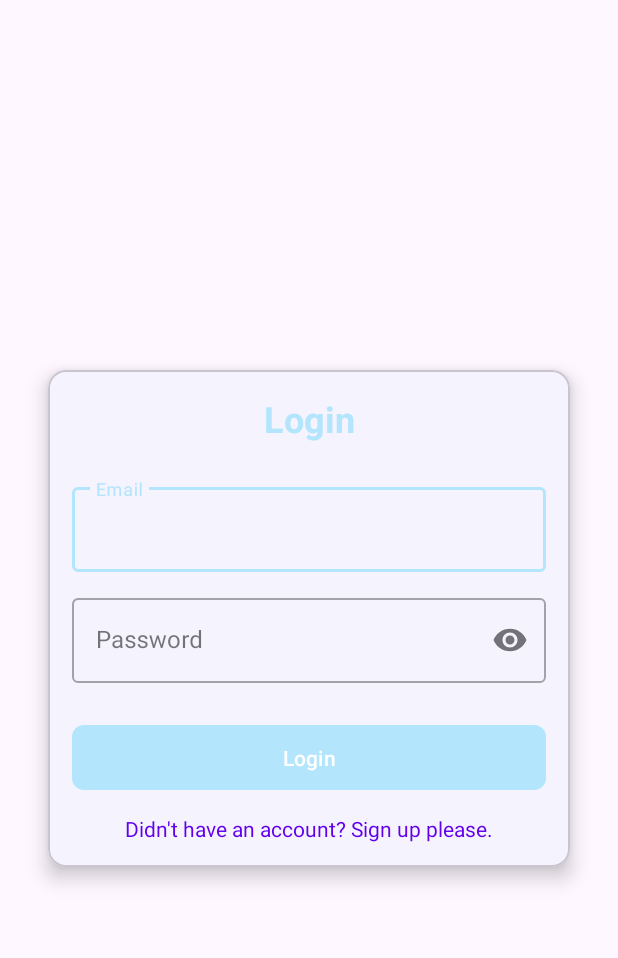
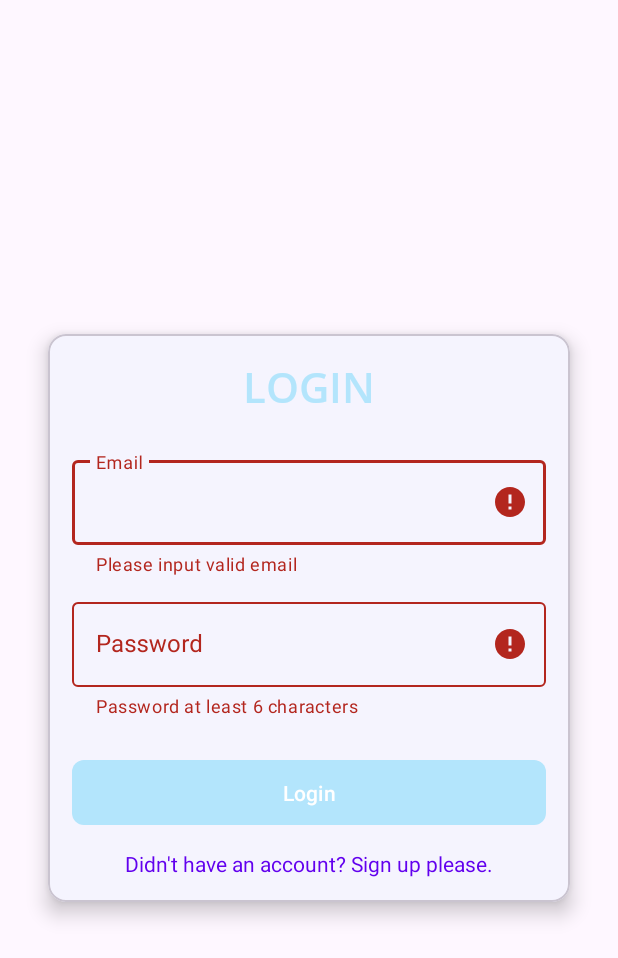
Before and after one commit to rayyanb572/RepoSight, an Android app: the screen it shows after launch (LoginActivity), after a tap on "Login", on a phone screen of 412 x 824 dp. Shown: the top 958 px of the screen. Run offline under Robolectric (Android 15) with nearby library versions, the phone set to English and light mode, and no system bars; our stand-ins replace Firebase (no records; nobody signed in at launch, a user with empty details on screens opened directly).

```diff
--- /dev/null
+++ b/app/src/main/java/com/example/myapplication/data/room/Chat Dao.kt
@@ -0,0 +1,4 @@
+package com.example.myapplication.data.room
+
+class Chat Dao {
+}
--- /dev/null
+++ b/app/src/main/java/com/example/myapplication/data/room/ChatDatabase.kt
@@ -0,0 +1,4 @@
+package com.example.myapplication.data.room
+
+class ChatDatabase {
+}
--- /dev/null
+++ b/app/src/main/java/com/example/myapplication/ui/feature/history/HistoryActivity.kt
@@ -0,0 +1,4 @@
+package com.example.myapplication.ui.feature.history
+
+class HistoryActivity {
+}
--- a/app/src/main/java/com/example/myapplication/ui/feature/main/MainActivity.kt
+++ b/app/src/main/java/com/example/myapplication/ui/feature/main/MainActivity.kt
@@ -2,6 +2,7 @@ package com.example.myapplication.ui.feature.main
 
 import android.content.Intent
 import android.os.Bundle
+import android.widget.Toast
 import androidx.activity.viewModels
 import androidx.appcompat.app.AppCompatActivity
 import androidx.lifecycle.lifecycleScope
@@ -25,9 +26,11 @@ class MainActivity : AppCompatActivity() {
             dataStoreManager.isLoggedIn.collect { isLoggedIn ->
                 if (isLoggedIn) {
                     android.util.Log.d("MainActivity", "User is logged in")
+                    Toast.makeText(this@MainActivity, "Login status: Logged in", Toast.LENGTH_SHORT).show()
                     navigateToHome()
                 } else {
                     android.util.Log.d("MainActivity", "User is not logged in")
+                    Toast.makeText(this@MainActivity, "Login status: Not logged in", Toast.LENGTH_SHORT).show()
                     navigateToLogin()
                 }
             }
@@ -35,6 +38,7 @@ class MainActivity : AppCompatActivity() {
     }
 
     private fun navigateToHome() {
+        Toast.makeText(this, "Navigating to Home", Toast.LENGTH_SHORT).show()
         val intent = Intent(this, HomeActivity::class.java).apply {
             flags = Intent.FLAG_ACTIVITY_NEW_TASK or Intent.FLAG_ACTIVITY_CLEAR_TASK
         }
@@ -43,6 +47,7 @@ class MainActivity : AppCompatActivity() {
     }
 
     private fun navigateToLogin() {
+        Toast.makeText(this, "Navigating to Login", Toast.LENGTH_SHORT).show()
         val intent = Intent(this, LoginActivity::class.java).apply {
             flags = Intent.FLAG_ACTIVITY_NEW_TASK or Intent.FLAG_ACTIVITY_CLEAR_TASK
         }
--- a/app/src/main/java/com/example/myapplication/ui/feature/main/SplashActivity.kt
+++ b/app/src/main/java/com/example/myapplication/ui/feature/main/SplashActivity.kt
@@ -17,10 +17,8 @@ class SplashActivity : AppCompatActivity() {
     override fun onCreate(savedInstanceState: Bundle?) {
         super.onCreate(savedInstanceState)
 
-        // Inisialisasi DataStoreManager
         dataStoreManager = DataStoreManager(this)
 
-        // Memeriksa status login
         MainScope().launch {
             val isLoggedIn = dataStoreManager.isLoggedIn.first()
             if (isLoggedIn) {
@@ -34,12 +32,12 @@ class SplashActivity : AppCompatActivity() {
     private fun navigateToMainActivity() {
         val intent = Intent(this, MainActivity::class.java)
         startActivity(intent)
-        finish() // Tutup SplashActivity setelah berpindah ke MainActivity
+        finish()
     }
 
     private fun navigateToLogin() {
         val intent = Intent(this, LoginActivity::class.java)
         startActivity(intent)
-        finish() // Tutup SplashActivity setelah berpindah ke LoginActivity
+        finish()
     }
 }
--- a/app/src/main/java/com/example/myapplication/ui/feature/user/LoginActivity.kt
+++ b/app/src/main/java/com/example/myapplication/ui/feature/user/LoginActivity.kt
@@ -12,6 +12,7 @@ import com.example.myapplication.data.datastore.DataStoreManager
 import com.example.myapplication.databinding.ActivityLoginBinding
 import com.example.myapplication.ui.feature.main.MainActivity
 import kotlinx.coroutines.launch
+import androidx.core.widget.addTextChangedListener
 
 class LoginActivity : AppCompatActivity() {
 
@@ -31,11 +32,23 @@ class LoginActivity : AppCompatActivity() {
 
         val signupLink = findViewById<TextView>(R.id.signupLink)
         signupLink.setOnClickListener {
+            showToast("Navigating to Sign Up...")
             navigateToSignup()
         }
 
+        setupInputListeners()
         setupViews()
         observeAuthState()
+    }
+
+    private fun setupInputListeners() {
+        binding.emailInput.addTextChangedListener { text ->
+            validateEmail(text.toString())
+        }
+
+        binding.passwordInput.addTextChangedListener { text ->
+            validatePassword(text.toString())
+        }
     }
 
     private fun setupViews() {
@@ -43,11 +56,33 @@ class LoginActivity : AppCompatActivity() {
             val email = binding.emailInput.text.toString().trim()
             val password = binding.passwordInput.text.toString().trim()
 
-            if (email.isNotEmpty() && password.isNotEmpty()) {
+            val isEmailValid = validateEmail(email)
+            val isPasswordValid = validatePassword(password)
+
+            if (isEmailValid && isPasswordValid) {
+                showToast("Attempting to log in...")
                 viewModel.login(email, password)
-            } else {
-                showToast("Please enter valid credentials")
             }
+        }
+    }
+
+    private fun validateEmail(email: String): Boolean {
+        return if (!email.endsWith("@gmail.com")) {
+            binding.emailLayout.error = "Please input valid email"
+            false
+        } else {
+            binding.emailLayout.error = null
+            true
+        }
+    }
+
+    private fun validatePassword(password: String): Boolean {
+        return if (password.length < 6) {
+            binding.passwordLayout.error = "Password at least 6 characters"
+            false
+        } else {
+            binding.passwordLayout.error = null
+            true
         }
     }
 
@@ -58,6 +93,7 @@ class LoginActivity : AppCompatActivity() {
                     binding.loginButton.isEnabled = false
                 }
                 is AuthViewModel.AuthState.Success -> {
+                    showToast("Login Successful!")
                     lifecycleScope.launch {
                         dataStoreManager.setLoggedIn(true)
                         navigateToMainActivity()
--- /dev/null
+++ b/app/src/main/res/drawable/ic_history.xml
@@ -0,0 +1,5 @@
+<vector xmlns:android="http://schemas.android.com/apk/res/android" android:height="24dp" android:tint="#000000" android:viewportHeight="24" android:viewportWidth="24" android:width="24dp">
+
+    <path android:fillColor="@android:color/white" android:pathData="M13,3c-4.97,0 -9,4.03 -9,9L1,12l3.89,3.89 0.07,0.14L9,12L6,12c0,-3.87 3.13,-7 7,-7s7,3.13 7,7 -3.13,7 -7,7c-1.93,0 -3.68,-0.79 -4.94,-2.06l-1.42,1.42C8.27,19.99 10.51,21 13,21c4.97,0 9,-4.03 9,-9s-4.03,-9 -9,-9zM12,8v5l4.28,2.54 0.72,-1.21 -3.5,-2.08L13.5,8L12,8z"/>
+
+</vector>
--- /dev/null
+++ b/app/src/main/res/layout/activity_history.xml
@@ -0,0 +1,6 @@
+<?xml version="1.0" encoding="utf-8"?>
+<androidx.constraintlayout.widget.ConstraintLayout xmlns:android="http://schemas.android.com/apk/res/android"
+             android:layout_width="match_parent"
+             android:layout_height="match_parent">
+
+</androidx.constraintlayout.widget.ConstraintLayout>
--- a/app/src/main/res/layout/activity_login.xml
+++ b/app/src/main/res/layout/activity_login.xml
@@ -26,8 +26,9 @@
                 android:layout_marginBottom="24dp"
                 android:text="@string/login"
                 android:textAlignment="center"
-                android:textSize="24sp"
-                android:textStyle="bold" />
+                android:textSize="28sp"
+                android:textStyle="bold"
+                android:fontFamily="@font/os_bold"/>
 
             <com.google.android.material.textfield.TextInputLayout
                 android:id="@+id/emailLayout"
--- a/app/src/main/res/layout/activity_signup.xml
+++ b/app/src/main/res/layout/activity_signup.xml
@@ -26,8 +26,9 @@
                 android:layout_marginBottom="24dp"
                 android:text="@string/create_account"
                 android:textAlignment="center"
-                android:textSize="24sp"
-                android:textStyle="bold" />
+                android:textSize="28sp"
+                android:textStyle="bold"
+                android:fontFamily="@font/os_bold"/>
 
             <com.google.android.material.textfield.TextInputLayout
                 android:id="@+id/nameLayout"
--- a/app/src/main/res/values/strings.xml
+++ b/app/src/main/res/values/strings.xml
@@ -1,6 +1,6 @@
 <resources>
     <!-- Login Screen -->
-    <string name="login">Login</string>
+    <string name="login">LOGIN</string>
     <string name="email">Email</string>
     <string name="password">Password</string>
     <string name="login_button">Login</string>
@@ -8,7 +8,7 @@
     <string name="please_login">Already have an account? Login</string>
 
     <!-- Sign Up Screen -->
-    <string name="create_account">Create Account</string>
+    <string name="create_account">CREATE ACCOUNT</string>
     <string name="full_name">Full Name</string>
     <string name="email_layout">Email</string>
     <string name="password_layout">Password</string>
```
Also changed, not shown: app/src/main/java/com/example/myapplication/data/room/Chat.kt (added, +9 -0 lines), app/src/main/java/com/example/myapplication/ui/feature/home/HomeActivity.kt (+7 -0 lines), app/src/main/java/com/example/myapplication/ui/feature/user/SignupActivity.kt (+67 -19 lines), app/src/main/res/layout/activity_home.xml (+6 -2 lines).
